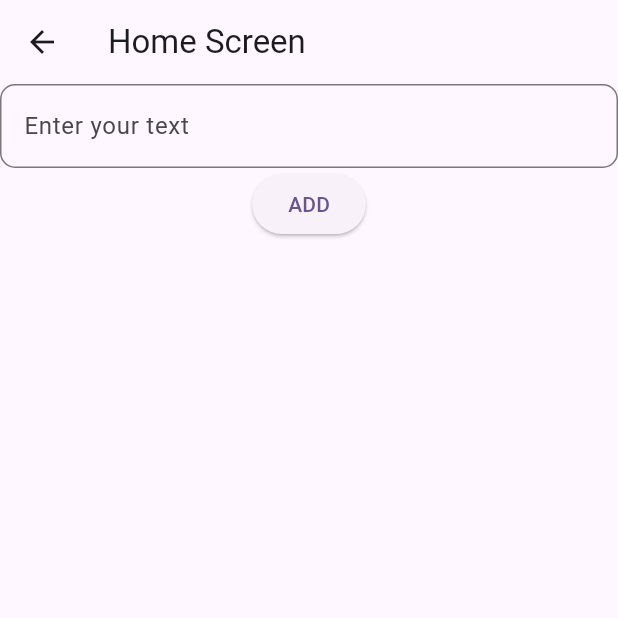
After one commit to HamzaAlwajeeh/Mobile-App-Level-Four, a Flutter app: the HomeScreen screen opened directly, on a phone screen of 412 x 824 dp, the top half of it. The commit adds this screen. Run offline on Flutter 3.47's test engine with Material 3 defaults, Android fonts, the phone set to English and light mode, and no system bars.

Commit message:
Add custom list view widget to display users

```diff
--- a/lib/Lab1/screens/home_screen.dart
+++ b/lib/Lab1/screens/home_screen.dart
@@ -1,6 +1,7 @@
 import 'package:flutter/material.dart';
 import 'package:mobile_app_level_four/Lab1/widgets/custom_button.dart';
 import 'package:mobile_app_level_four/Lab1/widgets/custom_form_field.dart';
+import 'package:mobile_app_level_four/Lab1/widgets/custom_list_view.dart';
 
 class HomeScreen extends StatefulWidget {
   const HomeScreen({super.key});
@@ -14,6 +15,7 @@
   AutovalidateMode autovalidateMode = AutovalidateMode.disabled;
   String? user;
   List<String> usersList = [];
+
   @override
   Widget build(BuildContext context) {
     return Scaffold(
@@ -40,6 +42,7 @@
                 }
               },
             ),
+            Expanded(child: CustomListView(users: usersList)),
           ],
         ),
       ),
--- /dev/null
+++ b/lib/Lab1/widgets/custom_list_view.dart
@@ -0,0 +1,15 @@
+import 'package:flutter/material.dart';
+
+class CustomListView extends StatelessWidget {
+  const CustomListView({super.key, required this.users});
+  final List<String> users;
+  @override
+  Widget build(BuildContext context) {
+    return ListView.builder(
+      itemCount: users.length,
+      itemBuilder: (context, index) {
+        return ListTile(title: Text(users[index]));
+      },
+    );
+  }
+}
```
